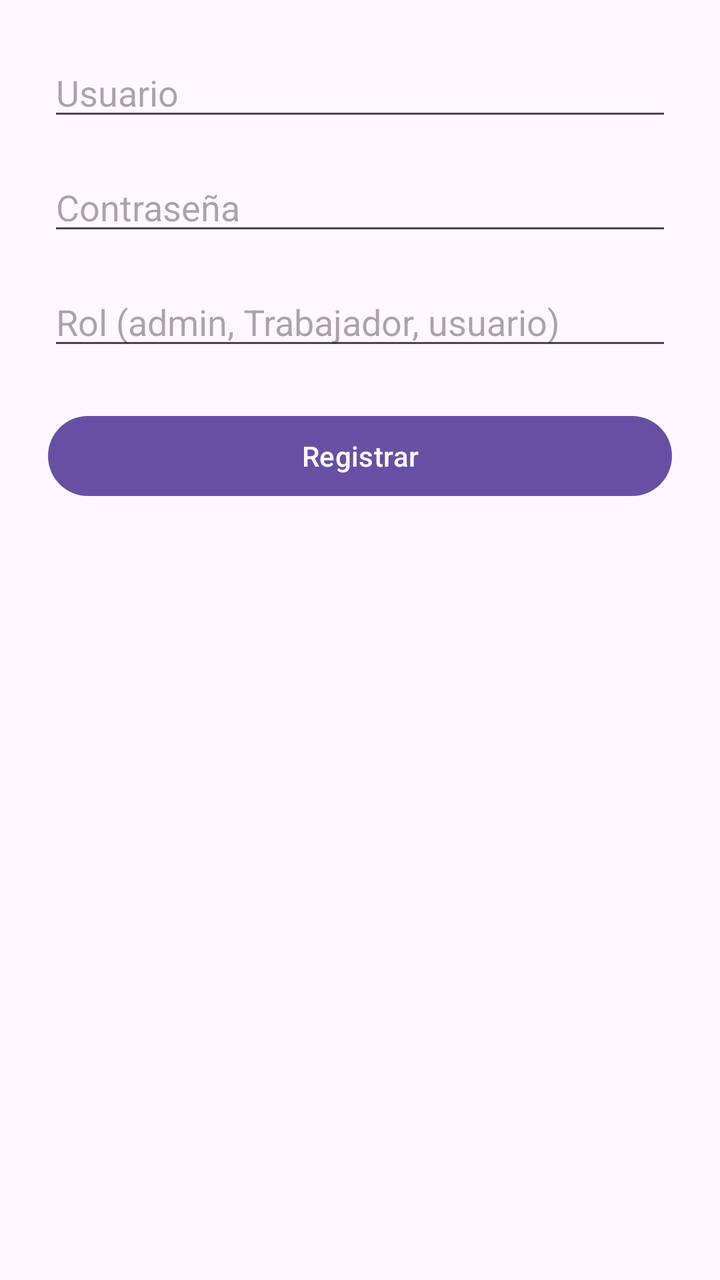
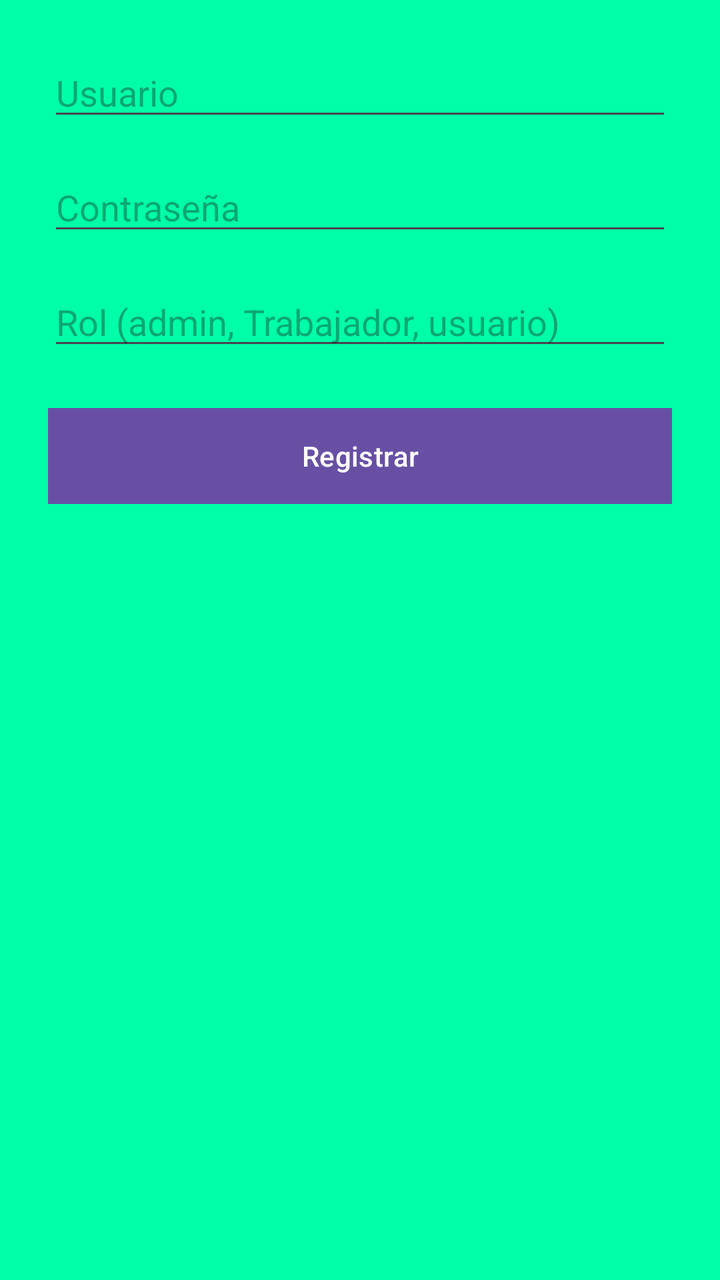

Two renders of the same Android screen: before a commit and after it. Below are the layout's source before the change and the commit's diff.
<!-- AndroidManifest.xml: application theme Theme.Cultivos_Orquideas -->
<!-- res/layout/activity_registro.xml -->
<?xml version="1.0" encoding="utf-8"?>
<LinearLayout xmlns:android="http://schemas.android.com/apk/res/android"
    android:layout_width="match_parent"
    android:layout_height="match_parent"
    android:orientation="vertical"
    android:padding="24dp">

    <EditText
        android:id="@+id/etUser"
        android:layout_width="match_parent"
        android:layout_height="wrap_content"
        android:hint="Usuario"
        android:inputType="textPersonName"
        android:layout_marginBottom="16dp"/>

    <EditText
        android:id="@+id/etPass"
        android:layout_width="match_parent"
        android:layout_height="wrap_content"
        android:hint="Contraseña"
        android:inputType="textPassword"
        android:layout_marginBottom="16dp" />

    <EditText
        android:id="@+id/etRole"
        android:layout_width="match_parent"
        android:layout_height="wrap_content"
        android:hint="Rol (admin, Trabajador, usuario)"
        android:inputType="text"
        android:layout_marginBottom="24dp"/>

    <Button
        android:id="@+id/btnGuardar"
        android:layout_width="match_parent"
        android:layout_height="wrap_content"
        android:text="Registrar"/>

</LinearLayout>
<!-- resources referenced by this layout -->
<resources>
  <style name="Theme.Cultivos_Orquideas" parent="Base.Theme.Cultivos_Orquideas" />
  <style name="Base.Theme.Cultivos_Orquideas" parent="Theme.Material3.DayNight.NoActionBar">
          
          
      </style>
</resources>

<!-- the commit's change to res/layout/activity_registro.xml (unified diff, before → after) -->
@@ -2,6 +2,7 @@
 <LinearLayout xmlns:android="http://schemas.android.com/apk/res/android"
     android:layout_width="match_parent"
     android:layout_height="match_parent"
+    android:background="#00FDA7"
     android:orientation="vertical"
     android:padding="24dp">
 
@@ -9,30 +10,31 @@
         android:id="@+id/etUser"
         android:layout_width="match_parent"
         android:layout_height="wrap_content"
+        android:layout_marginBottom="16dp"
         android:hint="Usuario"
-        android:inputType="textPersonName"
-        android:layout_marginBottom="16dp"/>
+        android:inputType="textPersonName" />
 
     <EditText
         android:id="@+id/etPass"
         android:layout_width="match_parent"
         android:layout_height="wrap_content"
+        android:layout_marginBottom="16dp"
         android:hint="Contraseña"
-        android:inputType="textPassword"
-        android:layout_marginBottom="16dp" />
+        android:inputType="textPassword" />
 
     <EditText
         android:id="@+id/etRole"
         android:layout_width="match_parent"
         android:layout_height="wrap_content"
+        android:layout_marginBottom="24dp"
         android:hint="Rol (admin, Trabajador, usuario)"
-        android:inputType="text"
-        android:layout_marginBottom="24dp"/>
+        android:inputType="text" />
 
     <Button
         android:id="@+id/btnGuardar"
         android:layout_width="match_parent"
         android:layout_height="wrap_content"
-        android:text="Registrar"/>
+        android:background="#FAF4F4"
+        android:text="Registrar" />
 
 </LinearLayout>
